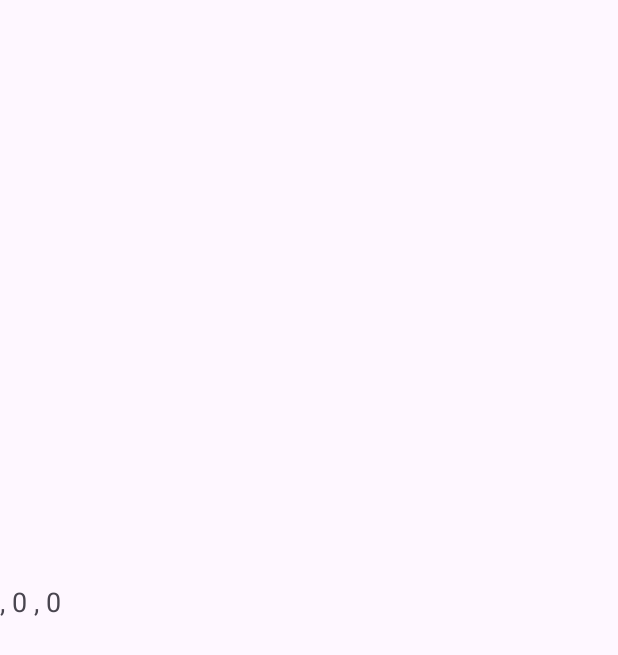
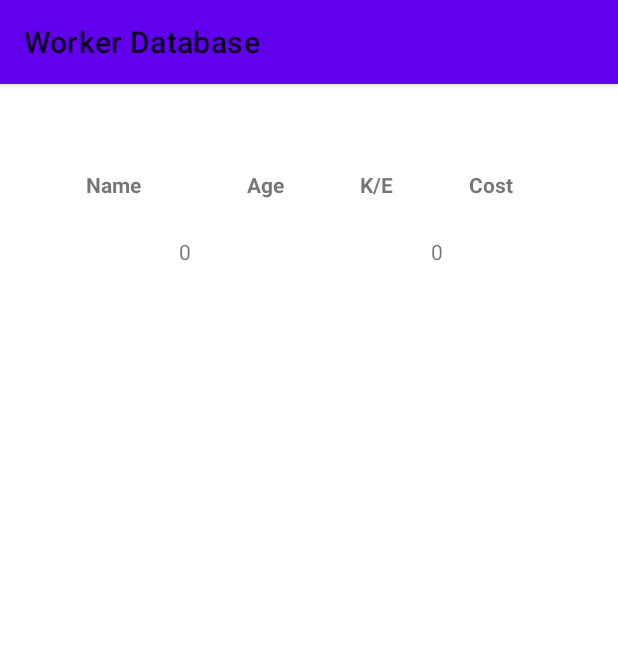
Before and after one commit to EmreMert2000/WorkerDatabase, an Android app: the DataActivity screen opened directly, with no data from a screen before it, on a phone screen of 412 x 824 dp. Before the commit the part shown is almost empty. Shown: the top 655 px of the screen. Run offline under Robolectric (Android 15) with nearby library versions, the phone set to English and light mode, and no system bars; our stand-ins replace Room's generated code.

Commit message:
Database in the Table

```diff
--- a/app/src/main/java/com/example/roomdatabaseintroduction/View/DataActivity.kt
+++ b/app/src/main/java/com/example/roomdatabaseintroduction/View/DataActivity.kt
@@ -2,6 +2,9 @@ package com.example.roomdatabaseintroduction.View
 
 import androidx.appcompat.app.AppCompatActivity
 import android.os.Bundle
+import android.util.Log
+import android.widget.TableRow
+import android.widget.TextView
 import androidx.room.Database
 import com.example.roomdatabaseintroduction.Model.AppDatabase
 import com.example.roomdatabaseintroduction.R
@@ -16,16 +19,47 @@ class DataActivity : AppCompatActivity() {
         binding = ActivityDataBinding.inflate(layoutInflater)
         val view = binding.root
         setContentView(view)
-          GlobalScope.launch(Dispatchers.IO){
-               val workers=AppDatabase.getAllWorkers(this@DataActivity).DaoInterface().getAllWorkers()
-              launch (Dispatchers.Main){
-                 val stringBuilder=StringBuilder()
-                  for(worker in workers){
-                      stringBuilder.append("${worker.name}, ${worker.age} ${worker.ke}, ${worker.cost}")
-                  }
-                  stringBuilder.append("\n")
-                    binding.dataTextView.text=stringBuilder.toString()
-              }
-          }
+         GlobalScope.launch (Dispatchers.IO){
+             val workers=AppDatabase.getAllWorkers(this@DataActivity).DaoInterface().getAllWorkers()
+
+            launch(Dispatchers.Main) {
+                val tableLayout=binding.tableLayout
+                for (worker in workers) {
+                    Log.d("DataActivity", "Worker: ${worker.name}, Age: ${worker.age}, K/E: ${worker.ke}, Cost: ${worker.cost}")
+
+                    val tableRow = TableRow(this@DataActivity)
+
+                    // İsim TextView
+                    val nameTextView = TextView(this@DataActivity)
+                    nameTextView.text = worker.name
+                    nameTextView.width = 100 // Uygun bir genişlik belirleyin
+                    tableRow.addView(nameTextView)
+
+                    // Yaş TextView
+                    val ageTextView = TextView(this@DataActivity)
+                    ageTextView.text = worker.age.toString()
+                    ageTextView.width = 100 // Uygun bir genişlik belirleyin
+                    tableRow.addView(ageTextView)
+
+                    // K/E TextView
+                    val keTextView = TextView(this@DataActivity)
+                    keTextView.text = worker.ke
+                    keTextView.width = 100 // Uygun bir genişlik belirleyin
+                    tableRow.addView(keTextView)
+
+                    // Cost TextView
+                    val costTextView = TextView(this@DataActivity)
+                    costTextView.text = worker.cost.toString()
+                    costTextView.width = 100 // Uygun bir genişlik belirleyin
+                    tableRow.addView(costTextView)
+
+                    // TableRow'ı TableLayout'a ekle
+                    tableLayout.addView(tableRow)
+                }
+
     }
+
+            }
+         }
+
 }
--- a/app/src/main/res/layout/activity_data.xml
+++ b/app/src/main/res/layout/activity_data.xml
@@ -1,14 +1,52 @@
 <?xml version="1.0" encoding="utf-8"?>
 <RelativeLayout xmlns:android="http://schemas.android.com/apk/res/android"
     android:layout_width="match_parent"
-    android:layout_height="match_parent">
+    android:layout_height="match_parent"
+    android:layout_gravity="top"
+    android:padding="16dp">
 
-    <TextView
-        android:id="@+id/dataTextView"
+    <TableLayout
+        android:id="@+id/tableLayout"
         android:layout_width="match_parent"
         android:layout_height="wrap_content"
-        android:layout_centerInParent="true"
-        android:text=""
-        android:textSize="18sp" />
+        android:padding="16dp">
+
+
+        <TableRow
+            android:layout_width="match_parent"
+            android:layout_height="wrap_content">
+
+            <TextView
+                android:layout_width="wrap_content"
+                android:layout_height="wrap_content"
+                android:padding="25dp"
+                android:text="Name"
+                android:textStyle="bold" />
+
+            <TextView
+                android:layout_width="wrap_content"
+                android:layout_height="wrap_content"
+                android:layout_marginStart="20dp"
+                android:padding="25dp"
+                android:text="Age"
+                android:textStyle="bold" />
+
+            <TextView
+                android:layout_width="wrap_content"
+                android:layout_height="wrap_content"
+                android:padding="25dp"
+                android:text="K/E"
+                android:textStyle="bold" />
+
+            <TextView
+                android:layout_width="wrap_content"
+                android:layout_height="wrap_content"
+                android:padding="25dp"
+                android:text="Cost"
+                android:textStyle="bold" />
+        </TableRow>
+
+
+    </TableLayout>
 
 </RelativeLayout>
--- a/app/src/main/res/layout/activity_main.xml
+++ b/app/src/main/res/layout/activity_main.xml
@@ -4,6 +4,7 @@
     xmlns:tools="http://schemas.android.com/tools"
     android:layout_width="match_parent"
     android:layout_height="match_parent"
+    android:background="@color/cardview_dark_background"
     tools:context=".View.MainActivity">
 
     <EditText
@@ -15,6 +16,7 @@
         android:hint="İşçinin adını giriniz."
         android:inputType="text"
         android:text=""
+        android:textColor="@color/white"
         app:layout_constraintEnd_toEndOf="parent"
         app:layout_constraintStart_toStartOf="parent"
         app:layout_constraintTop_toBottomOf="@+id/WorkerList" />
@@ -28,6 +30,7 @@
         android:hint="Yaşı giriniz."
         android:inputType="text"
         android:text=""
+        android:textColor="@color/white"
         app:layout_constraintEnd_toEndOf="parent"
         app:layout_constraintStart_toStartOf="parent"
         app:layout_constraintTop_toBottomOf="@+id/AddNameText" />
@@ -39,6 +42,7 @@
         android:layout_marginTop="50dp"
         android:layout_marginBottom="50dp"
         android:text="Sorgula"
+        android:textColor="@color/white"
         app:layout_constraintBottom_toBottomOf="parent"
         app:layout_constraintEnd_toEndOf="parent"
         app:layout_constraintStart_toStartOf="parent"
@@ -51,6 +55,7 @@
         android:layout_marginTop="100dp"
         android:text="WORKER LİST"
         android:textSize="24sp"
+        android:textColor="@color/white"
         app:layout_constraintEnd_toEndOf="parent"
         app:layout_constraintStart_toStartOf="parent"
         app:layout_constraintTop_toTopOf="parent" />
@@ -64,6 +69,7 @@
         android:hint="Kadın/Erkek"
         android:inputType="text"
         android:text=""
+        android:textColor="@color/white"
         app:layout_constraintEnd_toEndOf="parent"
         app:layout_constraintStart_toStartOf="parent"
         app:layout_constraintTop_toBottomOf="@+id/AddAgeText" />
@@ -77,6 +83,7 @@
         android:hint="Maaşını yaz."
         android:inputType="text"
         android:text=""
+        android:textColor="@color/white"
         app:layout_constraintEnd_toEndOf="parent"
         app:layout_constraintStart_toStartOf="parent"
         app:layout_constraintTop_toBottomOf="@+id/AddKEText" />
--- a/app/src/main/res/values-night/themes.xml
+++ b/app/src/main/res/values-night/themes.xml
@@ -1,6 +1,6 @@
 <resources xmlns:tools="http://schemas.android.com/tools">
     <!-- Base application theme. -->
-    <style name="Base.Theme.RoomDatabaseIntroduction" parent="Theme.Material3.DayNight.NoActionBar">
+    <style name="Base.Theme.RoomDatabaseIntroduction" parent="Theme.MaterialComponents.Light">
         <!-- Customize your dark theme here. -->
         <!-- <item name="colorPrimary">@color/my_dark_primary</item> -->
     </style>
--- a/app/src/main/res/values/strings.xml
+++ b/app/src/main/res/values/strings.xml
@@ -1,3 +1,3 @@
 <resources>
-    <string name="app_name">RoomDatabaseIntroduction</string>
+    <string name="app_name">Worker Database</string>
 </resources>
--- a/app/src/main/res/values/themes.xml
+++ b/app/src/main/res/values/themes.xml
@@ -1,6 +1,6 @@
 <resources xmlns:tools="http://schemas.android.com/tools">
     <!-- Base application theme. -->
-    <style name="Base.Theme.RoomDatabaseIntroduction" parent="Theme.Material3.DayNight.NoActionBar">
+    <style name="Base.Theme.RoomDatabaseIntroduction" parent="Theme.MaterialComponents.Light">
         <!-- Customize your light theme here. -->
         <!-- <item name="colorPrimary">@color/my_light_primary</item> -->
     </style>
```
